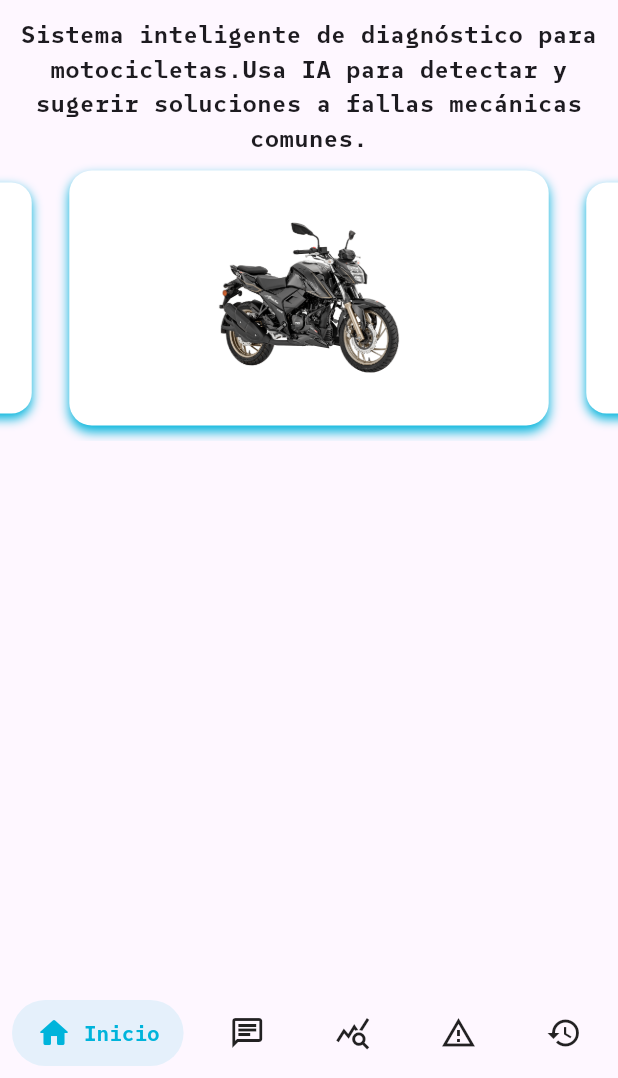
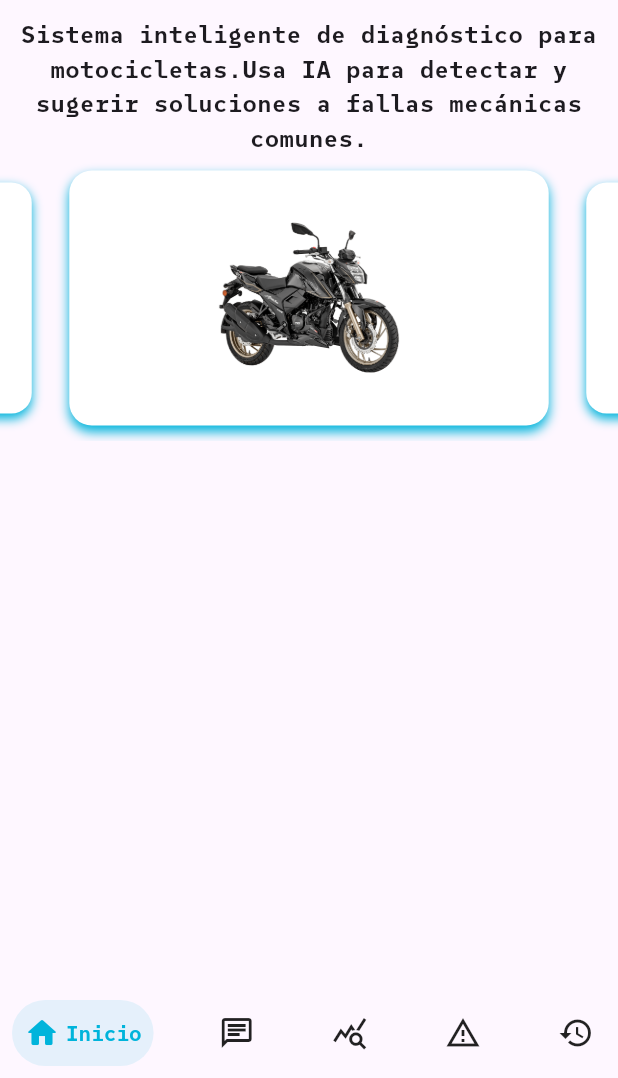
Before and after one commit to Alexyr28/Flutter, a Flutter app: the HomeFixMec screen opened directly with empty values, on a phone screen of 412 x 824 dp, the part 158-1236 px from its top. Run offline on Flutter 3.47's test engine with Material 3 defaults, Android fonts, the phone set to English and light mode, and no system bars; drawn by our look-alikes of auto_size_text, carousel_slider, salomon_bottom_bar; our stand-ins replace firebase_auth, firebase_core, lottie, shared_preferences; accounts and stored records are empty.

Commit message:
feat: botomnav adaptative

```diff
--- a/fixmec/lib/widgets/navigationappbar.dart
+++ b/fixmec/lib/widgets/navigationappbar.dart
@@ -1,3 +1,4 @@
+import 'package:auto_size_text/auto_size_text.dart';
 import 'package:fixmec/pages/ui/chtabot.dart';
 import 'package:fixmec/pages/ui/diagnosis.dart';
 import 'package:fixmec/pages/ui/failures.dart';
@@ -38,61 +39,72 @@ class _CustomNavAppBar extends State<CustomNavAppBar> {
     final items = [
       SalomonBottomBarItem(
         icon: Icon(Icons.home_rounded),
-        title: Text(
+        title: AutoSizeText(
           loca.translate("start"),
           style: const TextStyle(
             fontFamily: "MiFuente",
             fontWeight: FontWeight.bold,
           ),
+          maxLines: 1,
+          minFontSize: 8,
         ),
         selectedColor: const Color(0xFF00B4DB),
       ),
       SalomonBottomBarItem(
         icon: const Icon(Icons.chat_outlined),
-        title: Text(
+        title: AutoSizeText(
           loca.translate("chat"),
           style: const TextStyle(
             fontFamily: "MiFuente",
             fontWeight: FontWeight.bold,
           ),
+          maxLines: 1,
+          minFontSize: 8,
         ),
         selectedColor: const Color(0xFF00B4DB),
       ),
       SalomonBottomBarItem(
         icon: Icon(Icons.query_stats_outlined),
-        title: Text(
+        title: AutoSizeText(
           loca.translate("diagnost"),
           style: const TextStyle(
             fontFamily: "MiFuente",
             fontWeight: FontWeight.bold,
           ),
+          maxLines: 1,
+          minFontSize: 8,
         ),
         selectedColor: const Color(0xFF00B4DB),
       ),
       SalomonBottomBarItem(
         icon: Icon(Icons.warning_amber_outlined),
-        title: Text(
+        title: AutoSizeText(
           loca.translate("fault"),
           style: const TextStyle(
             fontFamily: "MiFuente",
             fontWeight: FontWeight.bold,
           ),
+          maxLines: 1,
+          minFontSize: 8,
         ),
         selectedColor: const Color(0xFF00B4DB),
       ),
       SalomonBottomBarItem(
         icon: Icon(Icons.history),
-        title: Text(
+        title: AutoSizeText(
           loca.translate("history"),
           style: const TextStyle(
             fontFamily: "MiFuente",
             fontWeight: FontWeight.bold,
           ),
+          maxLines: 1,
+          minFontSize: 8,
         ),
         selectedColor: const Color(0xFF00B4DB),
       ),
     ];
     return SalomonBottomBar(
+      itemPadding: EdgeInsets.symmetric(horizontal: 8, vertical: 10),
       currentIndex: currentIndex,
       onTap: (index) {
         Widget nextPage;
```
